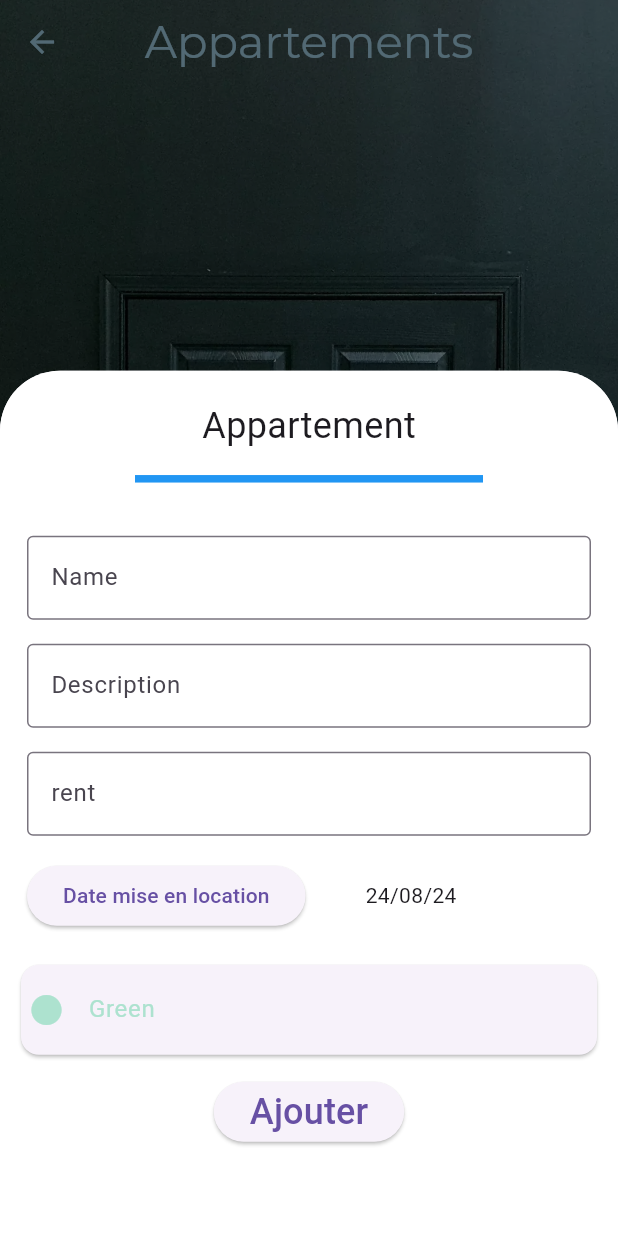
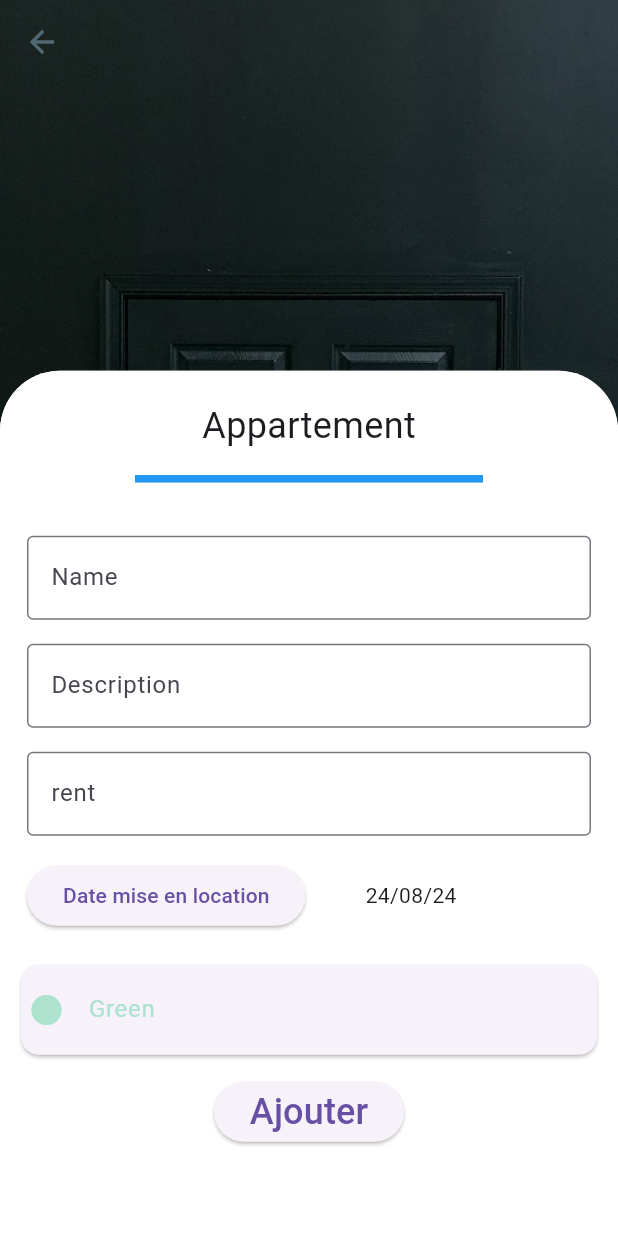
Before and after one commit to enyo10/oga, a Flutter app: the HouseScreen screen opened directly with empty values, after a tap on the "add" icon, on a phone screen of 412 x 824 dp. Run offline on Flutter 3.47's test engine with Material 3 defaults, Android fonts, the phone set to English and light mode, and no system bars; our stand-ins replace auto_size_text, cloud_firestore, file_picker, firebase_auth, firebase_core, firebase_storage and 6 more; missing offline and left inert: android_alarm_manager_plus, background_sms, document_scanner_flutter, flutterfire_ui, month_picker_dialog_2; accounts and stored records are empty.

Commit message:
In apartments header, "appartements" ist changed to house name.

```diff
--- a/lib/views/screens/apartements/apartments.dart
+++ b/lib/views/screens/apartements/apartments.dart
@@ -43,9 +43,12 @@ class _HouseScreenState extends State<HouseScreen> {
           },
           icon: Icon(Icons.arrow_back, color: OgaColors.myLightBlue.shade100),
         ),
-        title: Text(
-          "Appartements",
-          style: TextStyle(color: OgaColors.myLightBlue.shade100),
+        title: Padding(
+          padding: const EdgeInsets.only(top: 20),
+          child: Text(
+            _house.name,
+            style: TextStyle(color: OgaColors.myLightBlue.shade100),
+          ),
         ),
       ),
       floatingActionButton: FloatingActionButton(
--- a/lib/views/screens/data_list.dart
+++ b/lib/views/screens/data_list.dart
@@ -4,8 +4,7 @@ import 'package:flutter/material.dart';
 
 class DataListScreen extends StatefulWidget {
   final String collectionName;
-  const DataListScreen({Key? key, required this.collectionName})
-      : super(key: key);
+  const DataListScreen({super.key, required this.collectionName});
 
   @override
   State<DataListScreen> createState() => DataListScreenState();
```
Also changed, not shown: lib/views/screens/payments/payment_details.dart (+2 -5 lines), lib/views/screens/search/search.dart (+8 -5 lines).
